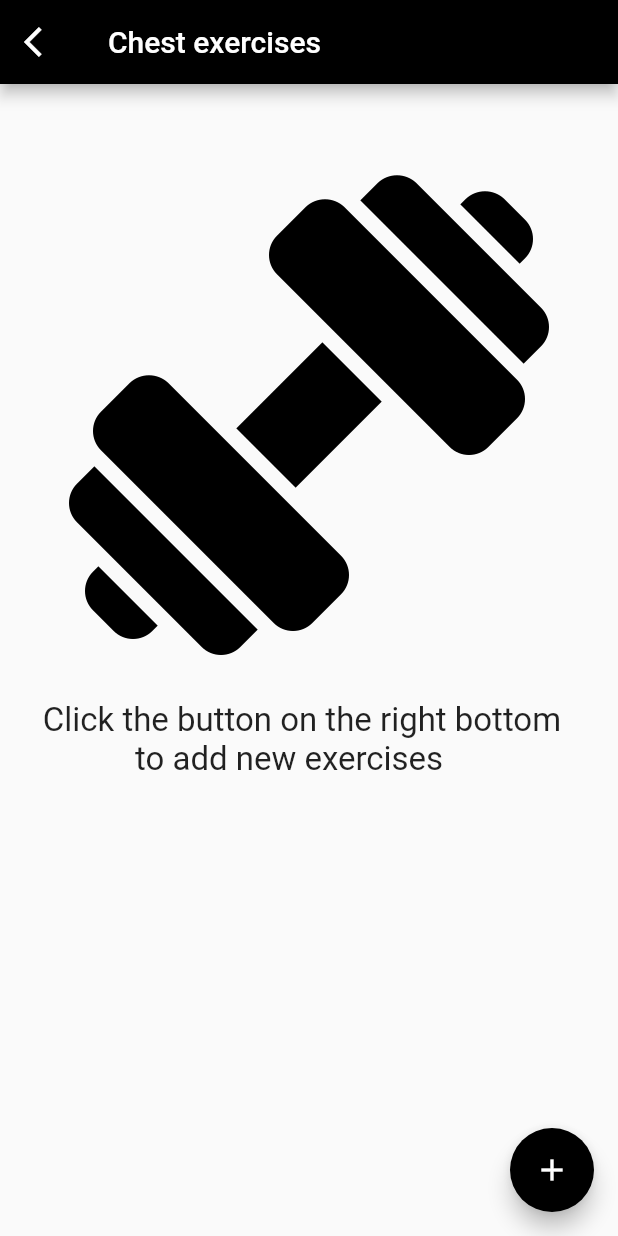
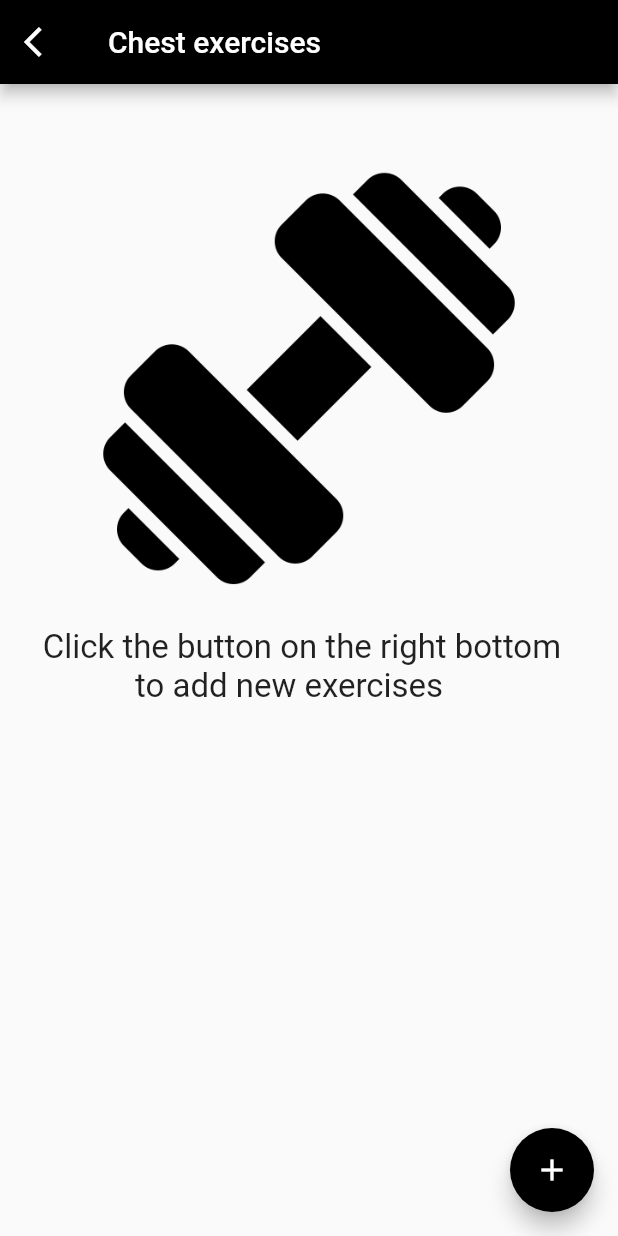
Before and after one commit to pawelfloryan/pocket-gym-trainer, a Flutter app: the ExercisesPage screen opened directly, on a phone screen of 412 x 824 dp. Run offline on Flutter 3.47's test engine with Material 2 defaults, Android fonts, the phone set to English and light mode, and no system bars; our stand-ins replace image_picker, sqflite; accounts and stored records are empty.

Commit message:
Revert "Update exercise + new image asset"
This reverts commit cde4381e9fa51c5274c1bd6209c9de55719cd34e.

```diff
--- a/lib/page/exercises_page.dart
+++ b/lib/page/exercises_page.dart
@@ -1,9 +1,7 @@
 import 'dart:io';
 import 'package:flutter/material.dart';
 import 'package:flutter/services.dart';
-import 'package:gymbro/db/database.dart';
 import 'package:image_picker/image_picker.dart';
-import 'package:gymbro/model/exercise.dart';
 
 class ExercisesPage extends StatefulWidget {
   const ExercisesPage({super.key});
@@ -48,7 +46,7 @@ class _ExercisesPageState extends State<ExercisesPage> {
                           children: [
                             Image.asset(
                               "images/exercise.png",
-                              scale: 1.5,
+                              scale: 1.75,
                             ),
                             Container(
                               margin: const EdgeInsets.only(
@@ -61,7 +59,7 @@ class _ExercisesPageState extends State<ExercisesPage> {
                             ),
                             Container(
                               margin: const EdgeInsets.only(
-                                  left: 90, top: 0, right: 0, bottom: 0),
+                            left: 90, top: 0, right: 0, bottom: 0),
                               width: 350,
                               child: const Text(
                                 "to add new exercises",
--- a/pubspec.yaml
+++ b/pubspec.yaml
@@ -59,7 +59,6 @@ flutter:
   assets:
     - images/bodybuilder.png
     - images/exercise.png
-    - images/push-up.png
 
   # An image asset can refer to one or more resolution-specific "variants", see
   # https://flutter.dev/assets-and-images/#resolution-aware
```
Also changed, not shown: lib/db/database.dart (+0 -14 lines), images/push-up.png (deleted).
